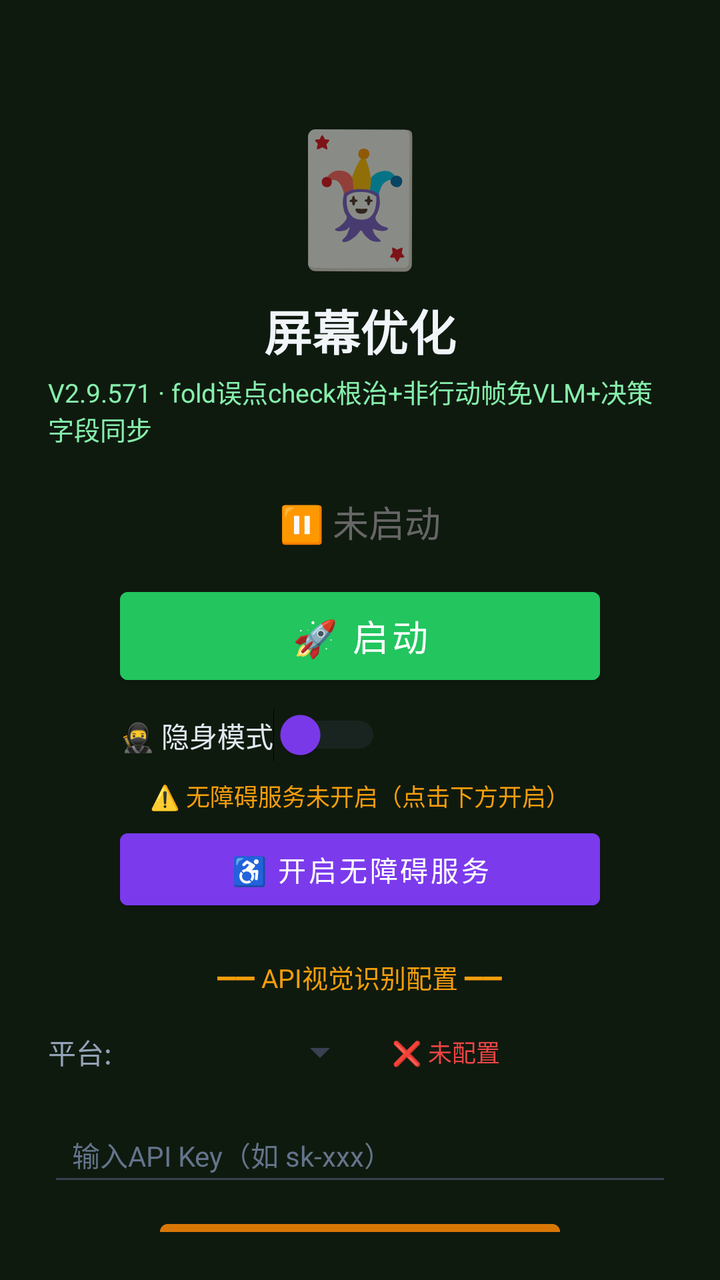
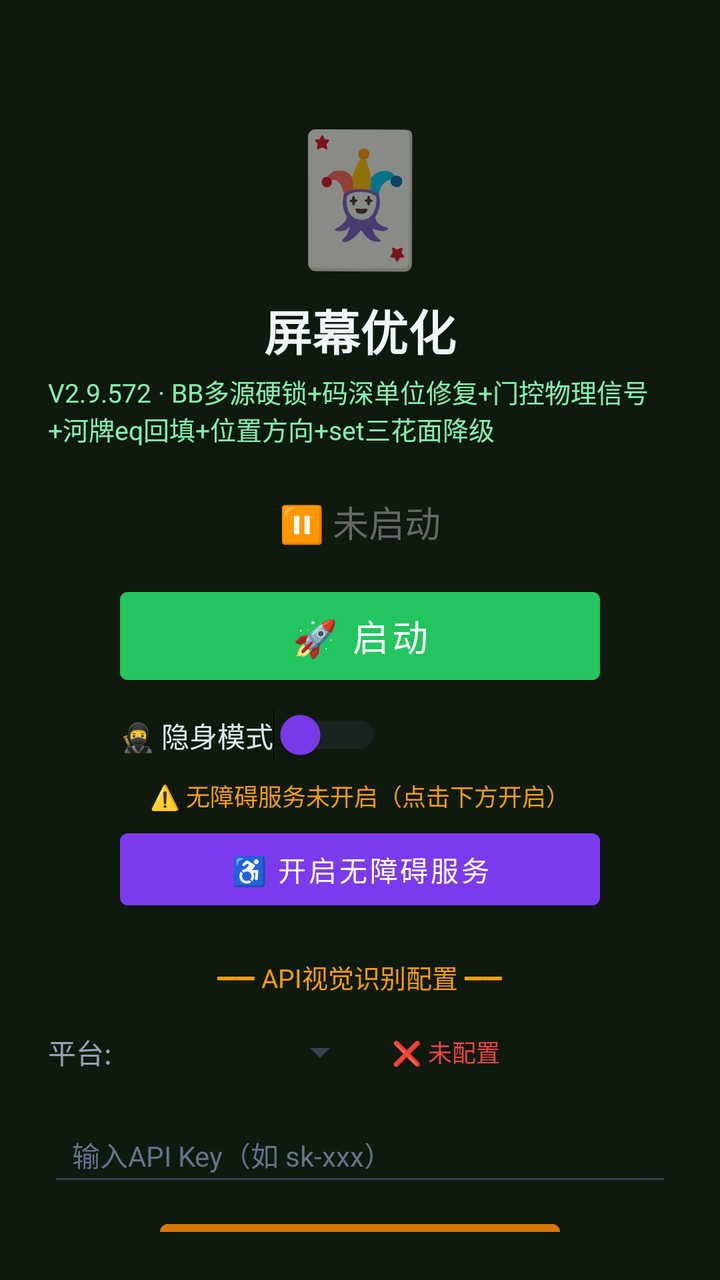

The first picture is an Android layout as it rendered before a commit; the second is the same layout after the commit. The layout source and the unified diff follow.
<!-- AndroidManifest.xml: activity theme Theme.MjScreenshot -->
<!-- res/layout/activity_main.xml -->
<?xml version="1.0" encoding="utf-8"?>
<LinearLayout xmlns:android="http://schemas.android.com/apk/res/android"
    android:layout_width="match_parent"
    android:layout_height="match_parent"
    android:orientation="vertical"
    android:background="#0f1a0f"
    android:padding="24dp"
    android:gravity="center_horizontal">

    <TextView
        android:layout_width="wrap_content"
        android:layout_height="wrap_content"
        android:text="🃏"
        android:textSize="64sp"
        android:layout_marginTop="30dp" />

    <TextView
        android:layout_width="wrap_content"
        android:layout_height="wrap_content"
        android:text="屏幕优化"
        android:textSize="24sp"
        android:textColor="#f1f5f9"
        android:textStyle="bold"
        android:layout_marginTop="8dp" />

    <TextView
        android:layout_width="wrap_content"
        android:layout_height="wrap_content"
        android:text="V2.9.571 · fold误点check根治+非行动帧免VLM+决策字段同步"
        android:textSize="13sp"
        android:textColor="#86efac"
        android:layout_marginTop="4dp" />

    <TextView
        android:id="@+id/tvStatus"
        android:layout_width="wrap_content"
        android:layout_height="wrap_content"
        android:text="⏸ 未启动"
        android:textSize="18sp"
        android:textColor="#666666"
        android:layout_marginTop="24dp" />

    <Button
        android:id="@+id/btnStart"
        android:layout_width="240dp"
        android:layout_height="56dp"
        android:text="🚀 启动"
        android:textSize="18sp"
        android:textColor="#ffffff"
        android:backgroundTint="#22c55e"
        android:layout_marginTop="16dp" />

    <Button
        android:id="@+id/btnHelper"
        android:layout_width="240dp"
        android:layout_height="56dp"
        android:text="🃏 打开智囊"
        android:textSize="16sp"
        android:textColor="#ffffff"
        android:backgroundTint="#16a34a"
        android:layout_marginTop="12dp"
        android:visibility="gone" />

    
    <LinearLayout
        android:layout_width="240dp"
        android:layout_height="wrap_content"
        android:orientation="horizontal"
        android:gravity="center_vertical"
        android:layout_marginTop="8dp">

        <Switch
            android:id="@+id/switchStealth"
            android:layout_width="wrap_content"
            android:layout_height="wrap_content"
            android:text="🥷 隐身模式"
            android:textColor="#e2e8f0"
            android:textSize="14sp"
            android:thumbTint="#7c3aed"
            android:trackTint="#374151" />
    </LinearLayout>

    <TextView
        android:id="@+id/tvAccessibilityStatus"
        android:layout_width="wrap_content"
        android:layout_height="wrap_content"
        android:text="⚠️ 无障碍服务未开启（点击下方开启）"
        android:textSize="12sp"
        android:textColor="#f59e0b"
        android:layout_marginTop="8dp"
        android:gravity="center" />

    <Button
        android:id="@+id/btnAccessibility"
        android:layout_width="240dp"
        android:layout_height="48dp"
        android:text="♿ 开启无障碍服务"
        android:textSize="14sp"
        android:textColor="#ffffff"
        android:backgroundTint="#7c3aed"
        android:layout_marginTop="4dp" />

    <TextView
        android:layout_width="wrap_content"
        android:layout_height="wrap_content"
        android:text="━━ API视觉识别配置 ━━"
        android:textSize="13sp"
        android:textColor="#f59e0b"
        android:layout_marginTop="20dp" />

    <LinearLayout
        android:layout_width="match_parent"
        android:layout_height="wrap_content"
        android:orientation="horizontal"
        android:layout_marginTop="8dp"
        android:gravity="center_vertical">

        <TextView
            android:layout_width="wrap_content"
            android:layout_height="wrap_content"
            android:text="平台:"
            android:textSize="14sp"
            android:textColor="#94a3b8" />

        <Spinner
            android:id="@+id/spinnerProvider"
            android:layout_width="120dp"
            android:layout_height="40dp"
            android:layout_marginStart="8dp"
            android:backgroundTint="#374151" />

        <TextView
            android:id="@+id/tvApiStatus"
            android:layout_width="wrap_content"
            android:layout_height="wrap_content"
            android:text="❌ 未配置"
            android:textSize="12sp"
            android:textColor="#ef4444"
            android:layout_marginStart="12dp" />
    </LinearLayout>

    <EditText
        android:id="@+id/etApiKey"
        android:layout_width="match_parent"
        android:layout_height="44dp"
        android:hint="输入API Key（如 sk-xxx）"
        android:textSize="14sp"
        android:textColor="#e2e8f0"
        android:textColorHint="#64748b"
        android:backgroundTint="#374151"
        android:inputType="textPassword"
        android:layout_marginTop="8dp"
        android:paddingStart="12dp"
        android:paddingEnd="12dp" />

    <Button
        android:id="@+id/btnSaveApi"
        android:layout_width="200dp"
        android:layout_height="44dp"
        android:text="💾 保存API配置"
        android:textSize="14sp"
        android:textColor="#ffffff"
        android:backgroundTint="#d97706"
        android:layout_marginTop="8dp" />

    <TextView
        android:id="@+id/tvHint"
        android:layout_width="wrap_content"
        android:layout_height="wrap_content"
        android:text="先点上方按钮启动截屏"
        android:textSize="13sp"
        android:textColor="#666666"
        android:layout_marginTop="12dp"
        android:gravity="center" />

    <TextView
        android:layout_width="wrap_content"
        android:layout_height="wrap_content"
        android:text="使用步骤：\n1. 配置API Key（支持OpenAI/通义千问VL/硅基流动）\n2. 点「开启无障碍服务」→ 开启\n3. 开启「🥷隐身模式」(反检测)\n4. 点「启动」→ 允许悬浮窗\n5. 打牌时点屏幕上的🎯悬浮球即可截屏识别\n★ 拖动悬浮球可移到不挡牌的位置 ★\n★ 长按悬浮球可展开/收起详细面板 ★\n★ 悬浮球边框颜色=建议：绿=加注 橙=跟注 红=弃牌 ★"
        android:textSize="12sp"
        android:textColor="#64748b"
        android:layout_marginTop="12dp"
        android:lineSpacingExtra="3dp" />

</LinearLayout>
<!-- resources referenced by this layout -->
<resources>
  <style name="Theme.MjScreenshot" parent="Theme.MaterialComponents.DayNight.DarkActionBar">
          <item name="colorPrimary">#1e40af</item>
          <item name="colorPrimaryVariant">#1e3a8a</item>
          <item name="colorOnPrimary">#ffffff</item>
          <item name="android:statusBarColor">#0f172a</item>
      </style>
</resources>

<!-- the commit's change to res/layout/activity_main.xml (unified diff, before → after) -->
@@ -26,7 +26,7 @@
     <TextView
         android:layout_width="wrap_content"
         android:layout_height="wrap_content"
-        android:text="V2.9.571 · fold误点check根治+非行动帧免VLM+决策字段同步"
+        android:text="V2.9.572 · BB多源硬锁+码深单位修复+门控物理信号+河牌eq回填+位置方向+set三花面降级"
         android:textSize="13sp"
         android:textColor="#86efac"
         android:layout_marginTop="4dp" />
